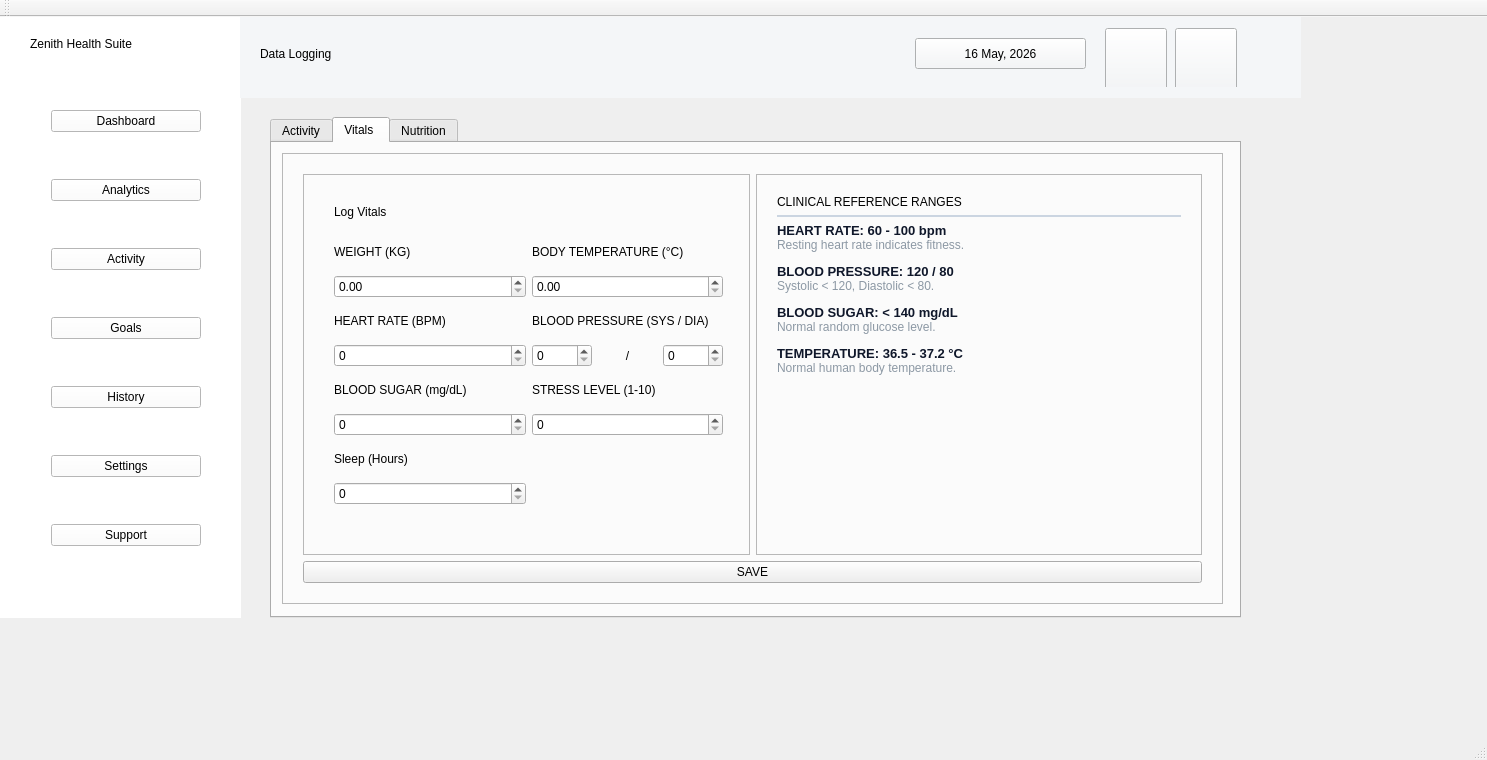
This is ZenithHealthSuite/Activity.ui in iharisrao/zenith-health-suite as Qt 5 draws it before an edit. The edited form follows.
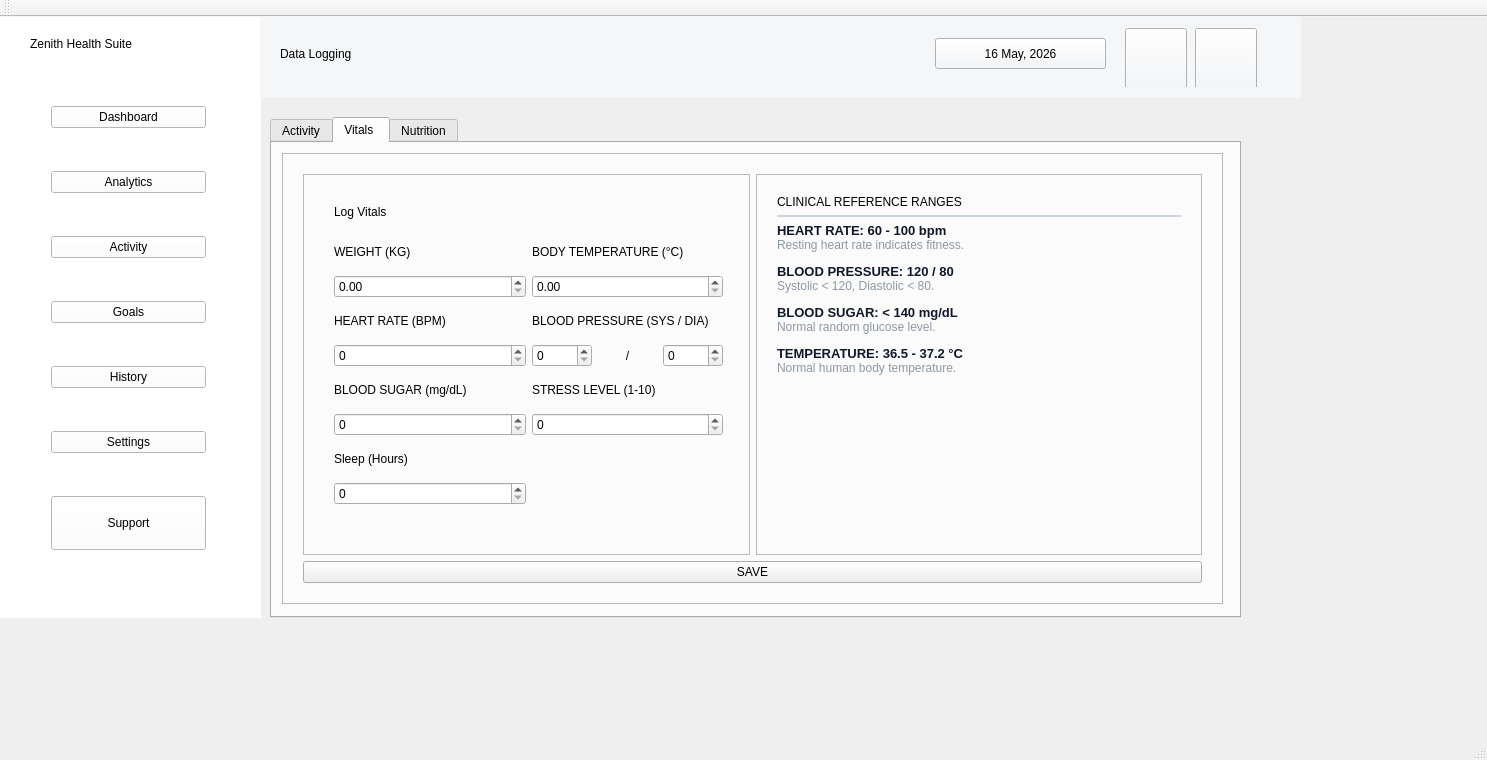
This is the edited form. Icons and pictures are not drawn.

Diff of the .ui file:
```diff
--- a/ZenithHealthSuite/Activity.ui
+++ b/ZenithHealthSuite/Activity.ui
@@ -38,11 +38,52 @@
 QLabel { color: #475569; font-weight: bold; background: transparent; border: none; }
 QPushButton { background-color: #1558A8; color: white; border-radius: 8px; padding: 12px; font-weight: bold; font-size: 14px; border: none; }
 QPushButton:hover { background-color: #0E417F; }
-#sidebarWidget { background-color: #F8FAFC; border-right: 1px solid #E2E8F0; border-radius: 0px; }
-#appNameLabel { color: #1558A8; font-size: 20px; font-weight: 900; letter-spacing: -0.5px; }
-#sidebarWidget QPushButton { background: transparent; color: #64748B; text-align: left; padding: 12px 20px; margin: 4px 16px; border-radius: 10px; font-weight: 700; font-size: 14px; qproperty-iconSize: 22px 22px; }
-#sidebarWidget QPushButton:hover { background-color: #E2E8F0; color: #0F172A; }
-QPushButton#activityButton { background-color: #EFF6FF !important; color: #1558A8 !important; border: none !important; font-weight: 900 !important; }
+
+#sidebarWidget {
+    background-color: #FFFFFF;
+    border-right: 1px solid #E5E7EB;
+    min-width: 260px; 
+}
+
+#appNameLabel {
+    color: #1558A8;
+    font-size: 18px;
+    font-weight: 800;
+    padding: 5px 15px 0px 15px;
+    background-color: transparent;
+    margin-top: 0px;
+    border: none;
+    min-height: 30px;
+    max-height: 35px;
+}
+
+#sidebarWidget QPushButton {
+    text-align: left;
+    padding: 8px 20px;
+    background-color: transparent;
+    border: none;
+    color: #6B7280; 
+    font-size: 14px;
+    font-weight: 600;
+    margin: 2px 15px; 
+    border-radius: 8px;
+    min-height: 34px; 
+}
+
+#sidebarWidget QPushButton:hover {
+    background-color: #F0F7FF; 
+    color: #1558A8;            
+}
+
+QPushButton#activityButton {
+    background-color: #F0F7FF !important;
+    color: #1558A8 !important;
+    font-weight: 900 !important;
+    border-left: 4px solid #1558A8 !important;
+    border-radius: 0px 8px 8px 0px !important;
+}
+
+
 #headerWidget { background: transparent; border-bottom: 1px solid #E2E8F0; }
 QLabel#lblHeaderTitle { color: #0F172A; font-size: 22px; font-weight: 900; }
 QPushButton#btnHeaderDate { background-color: #FFFFFF; color: #475569; border: 1px solid #E2E8F0; border-radius: 16px; padding: 6px 20px; font-weight: bold; }
@@ -59,7 +100,7 @@
      <rect>
       <x>0</x>
       <y>0</y>
-      <width>241</width>
+      <width>261</width>
       <height>601</height>
      </rect>
     </property>
@@ -71,7 +112,7 @@
     </property>
     <property name="minimumSize">
      <size>
-      <width>0</width>
+      <width>261</width>
       <height>0</height>
      </size>
     </property>
@@ -103,7 +144,7 @@
       <rect>
        <x>40</x>
        <y>41</y>
-       <width>172</width>
+       <width>177</width>
        <height>541</height>
       </rect>
      </property>
@@ -215,7 +256,7 @@
         <property name="minimumSize">
          <size>
           <width>0</width>
-          <height>0</height>
+          <height>54</height>
          </size>
         </property>
         <property name="text">
@@ -239,9 +280,9 @@
    <widget class="QWidget" name="mainContentWidget" native="true">
     <property name="geometry">
      <rect>
-      <x>240</x>
+      <x>260</x>
       <y>0</y>
-      <width>1061</width>
+      <width>1041</width>
       <height>81</height>
      </rect>
     </property>
```
